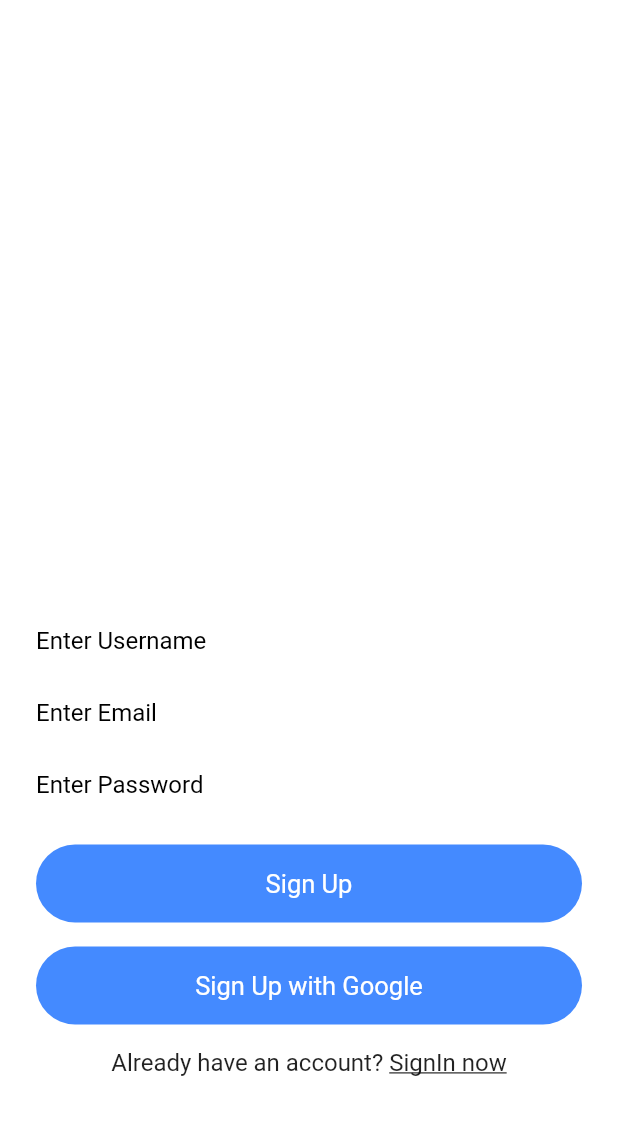
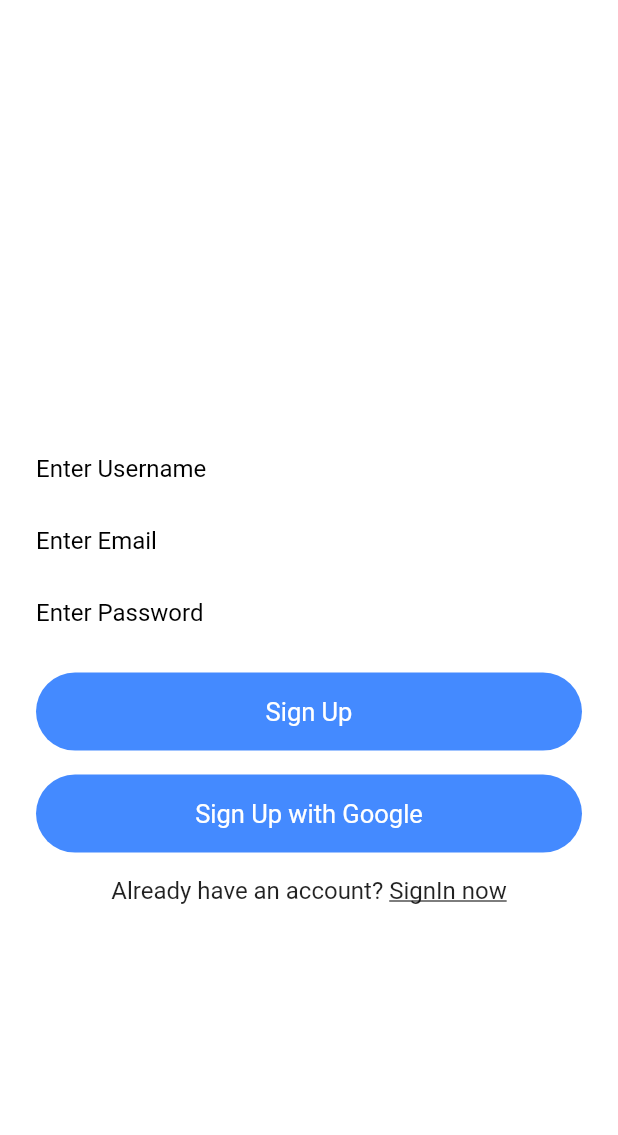
Before and after one commit to vinay7722/Flutter-Chataniac, a Flutter app: the screen it shows after launch, after a tap on "Sign In", after a tap on "Register now", on a phone screen of 412 x 824 dp, the part 84-1219 px from its top. Run offline on Flutter 3.47's test engine with Material 2 defaults, Android fonts, the light colour scheme and no system bars; our stand-ins replace cloud_firestore, firebase_auth, firebase_core, google_sign_in, pinput, shared_preferences; missing offline and left inert: cloud_firestore_web, firebase_auth_web, firebase_core_web, google_sign_in_web, shared_preferences_web; accounts and stored records are empty; Roboto replaces fonts that are missing (OverpassRegular).

Commit message:
single child scroll view added

```diff
--- a/lib/views/signup.dart
+++ b/lib/views/signup.dart
@@ -55,6 +55,8 @@ class _SignUpState extends State<SignUp> {
 
   @override
   Widget build(BuildContext context) {
+    double height = MediaQuery.of(context).size.height;
+
     return Scaffold(
       appBar: appBarMain(context),
       body: isLoading
@@ -63,11 +65,13 @@ class _SignUpState extends State<SignUp> {
                 child: CircularProgressIndicator(),
               ),
             )
-          : Container(
+          : SingleChildScrollView(
+            child: Container(
+                height: height,
                 padding: EdgeInsets.symmetric(horizontal: 24),
                 child: Column(
                   children: [
-                  Spacer(),
+                    SizedBox(height: height * 0.35,),
                     Form(
                       key: formKey,
                       child: Column(
@@ -180,6 +184,7 @@ class _SignUpState extends State<SignUp> {
                   ],
                 ),
               ),
+          ),
     );
   }
 }
```
Also changed, not shown: 1 other file. Lines whose indentation alone changed are shown as unchanged.
